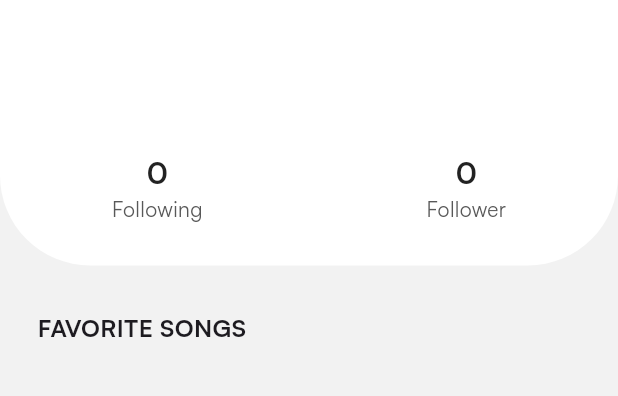
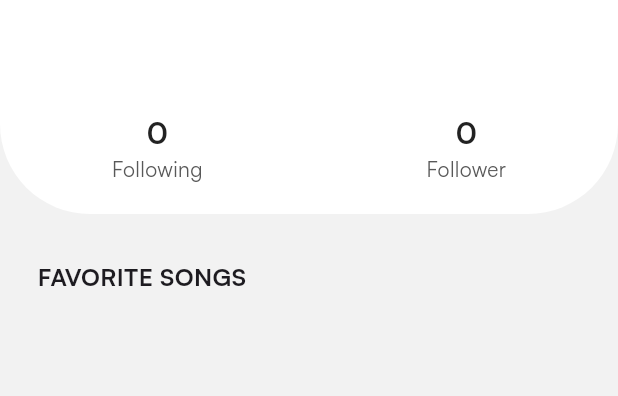
Before and after one commit to Teeratach-Thawilwang/Flutter-Spotify, a Flutter app: the Profile screen opened by its route, on a phone screen of 412 x 824 dp, the part 260-656 px from its top. Run offline on Flutter 3.47's test engine with Material 3 defaults, Android fonts, the phone set to English and light mode, and no system bars; our stand-ins replace cloud_firestore, dartz, firebase_auth, firebase_core, flutter_bloc, flutter_svg and 6 more; accounts and stored records are empty.

Commit message:
fix card size should not fix by screen's size, should use margin instead.

```diff
--- a/lib/features/profile/presentation/widgets/profile_info.dart
+++ b/lib/features/profile/presentation/widgets/profile_info.dart
@@ -15,7 +15,6 @@ class ProfileInfo extends StatelessWidget {
     return BlocProvider(
       create: (context) => ProfileInfoCubit()..getProfile(),
       child: Container(
-        height: MediaQuery.of(context).size.height / 2.8,
         width: double.infinity,
         decoration: BoxDecoration(
           color: context.isDarkMode ? Color(0xff2c2b2b) : Colors.white,
@@ -93,6 +92,7 @@ class ProfileInfo extends StatelessWidget {
             _followInfo(context, 'Follower', profile.followerCount),
           ],
         ),
+        const SizedBox(height: 20),
       ],
     );
   }
```
